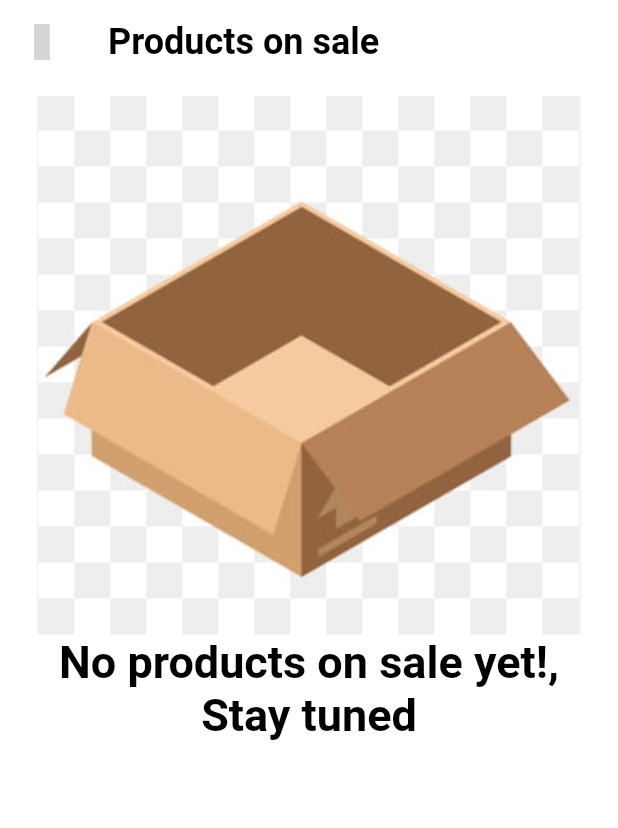
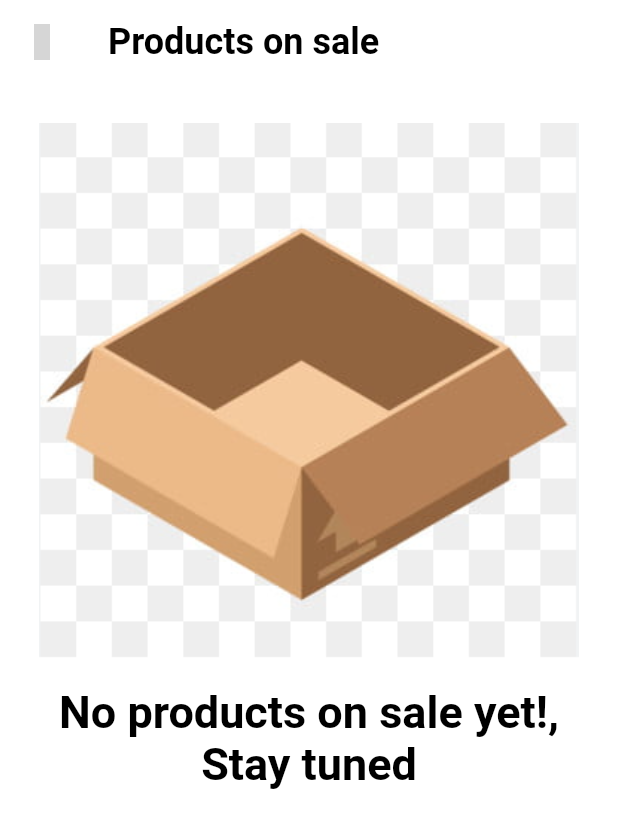
Before and after one commit to Lorena2387/Fruit-and-vegetable-store, a Flutter app: the OnSaleScreen screen opened by its route, on a phone screen of 412 x 824 dp. Shown: the top 828 px of the screen. Run offline on Flutter 3.47's test engine with Material 2 defaults, Android fonts, the phone set to English and light mode, and no system bars; our stand-ins replace card_swiper, fancy_shimmer_image, flutter_iconly; grey boxes are pictures that could not be loaded.

Commit message:
wrap the image in padding

```diff
--- a/lib/inner_screen/on_sale_screen.dart
+++ b/lib/inner_screen/on_sale_screen.dart
@@ -40,7 +40,10 @@ class OnSaleScreen extends StatelessWidget {
                 padding: const EdgeInsets.all(8.0),
                 child: Column(
                   children: [
-                    Image.asset('asset/offres/box.png'),
+                    Padding(
+                      padding: const EdgeInsets.all(18.0),
+                      child: Image.asset('asset/offres/box.png'),
+                    ),
                     Text(
                       'No products on sale yet!, \nStay tuned',
                       textAlign: TextAlign.center,
```
